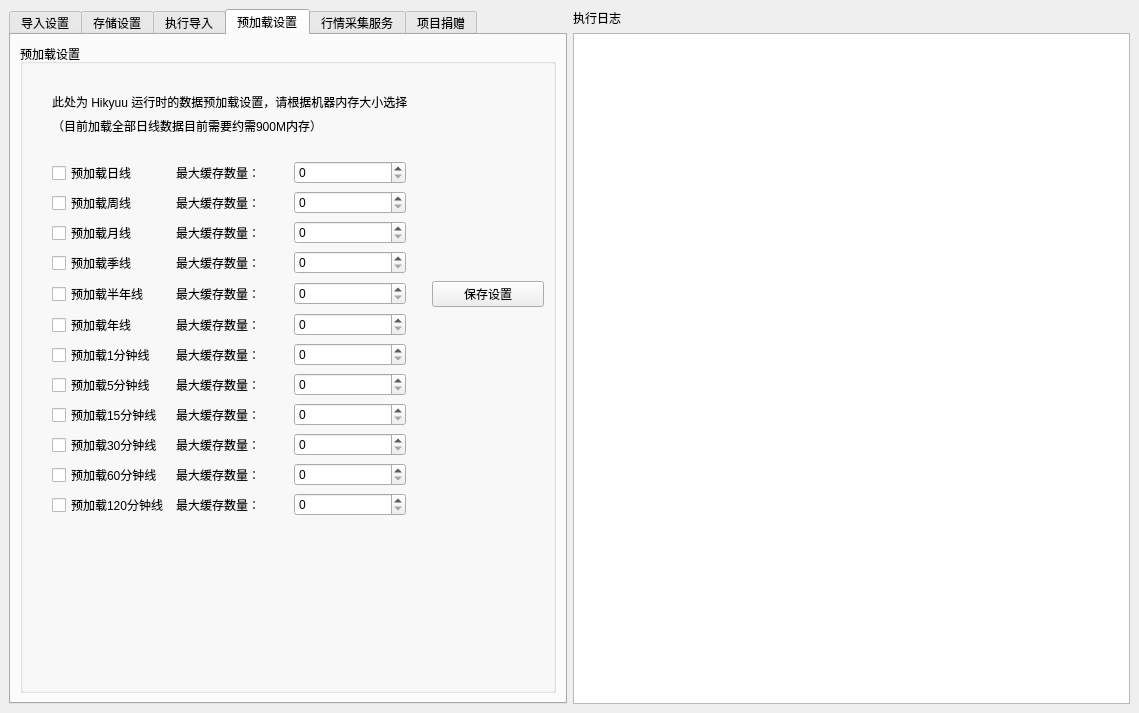
Above: hikyuu/gui/data/MainWindow.ui from fasiondog/hikyuu before the change. Below: the same form after it.
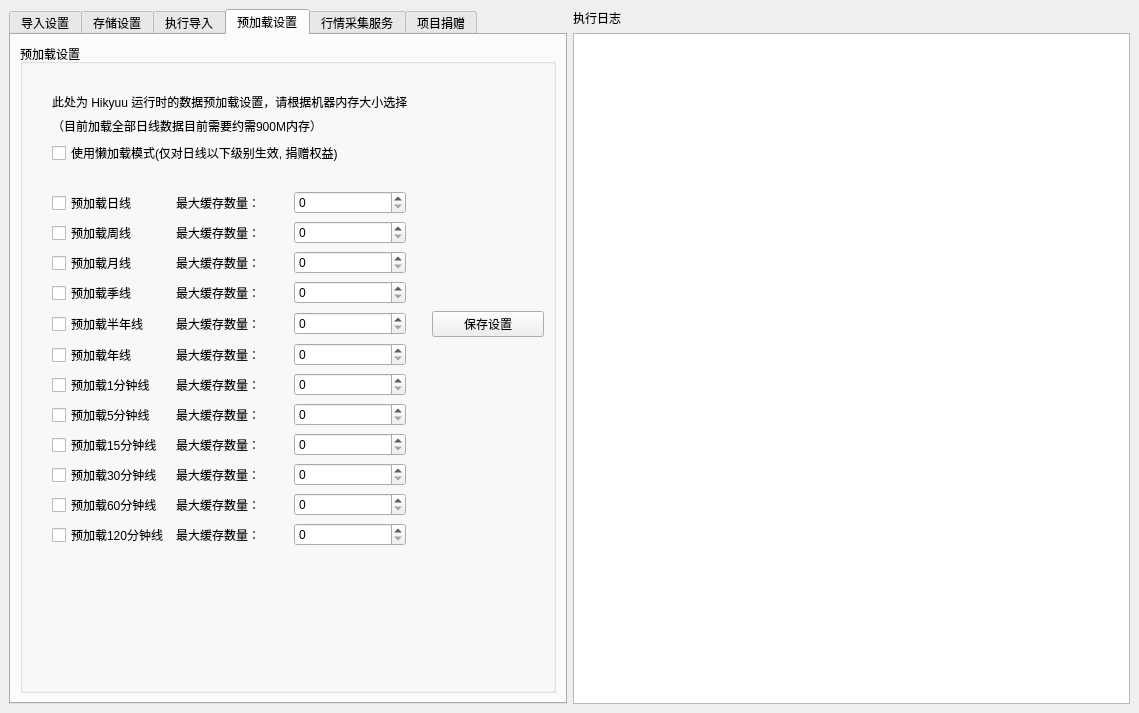
That is the form after the change. The open tabs and pages were chosen to show the change. Icons and pictures are not drawn.

Commit message: feat(gui): 添加懒加载预载入配置选项

Diff of the .ui file:
```diff
--- a/hikyuu/gui/data/MainWindow.ui
+++ b/hikyuu/gui/data/MainWindow.ui
@@ -1120,6 +1120,13 @@
                </property>
               </widget>
              </item>
+             <item>
+              <widget class="QCheckBox" name="lazy_checkBox">
+               <property name="text">
+                <string>使用懒加载模式(仅对日线以下级别生效, 捐赠权益)</string>
+               </property>
+              </widget>
+             </item>
             </layout>
            </item>
            <item>
```
The commit also changes 3 other files.
